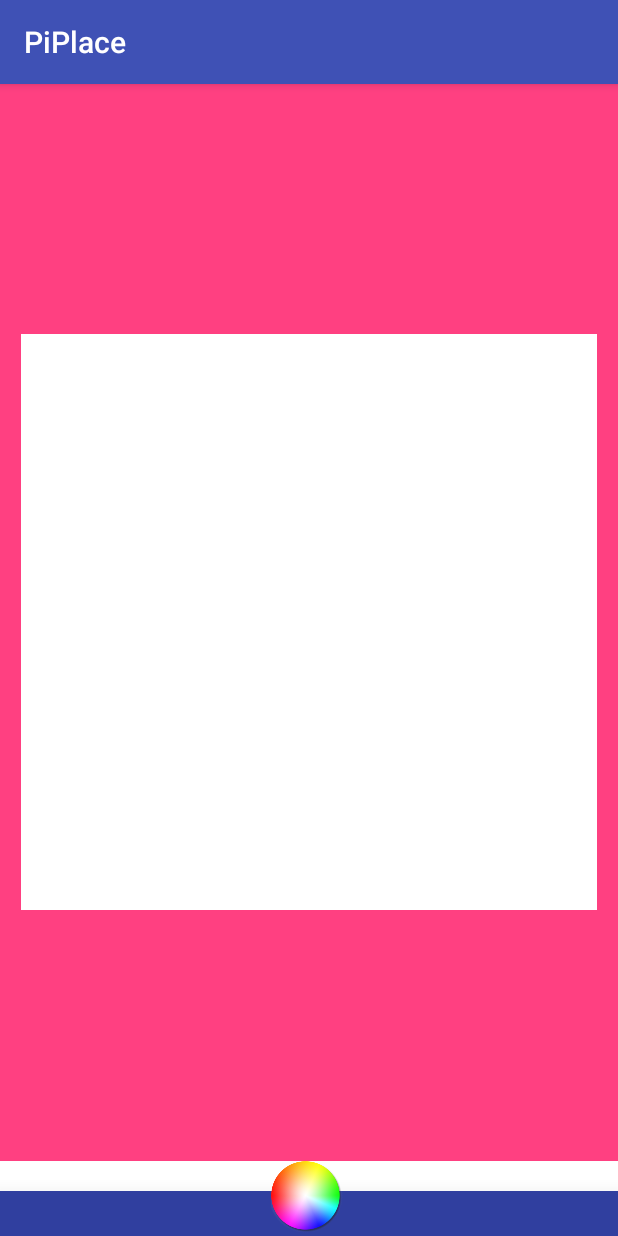
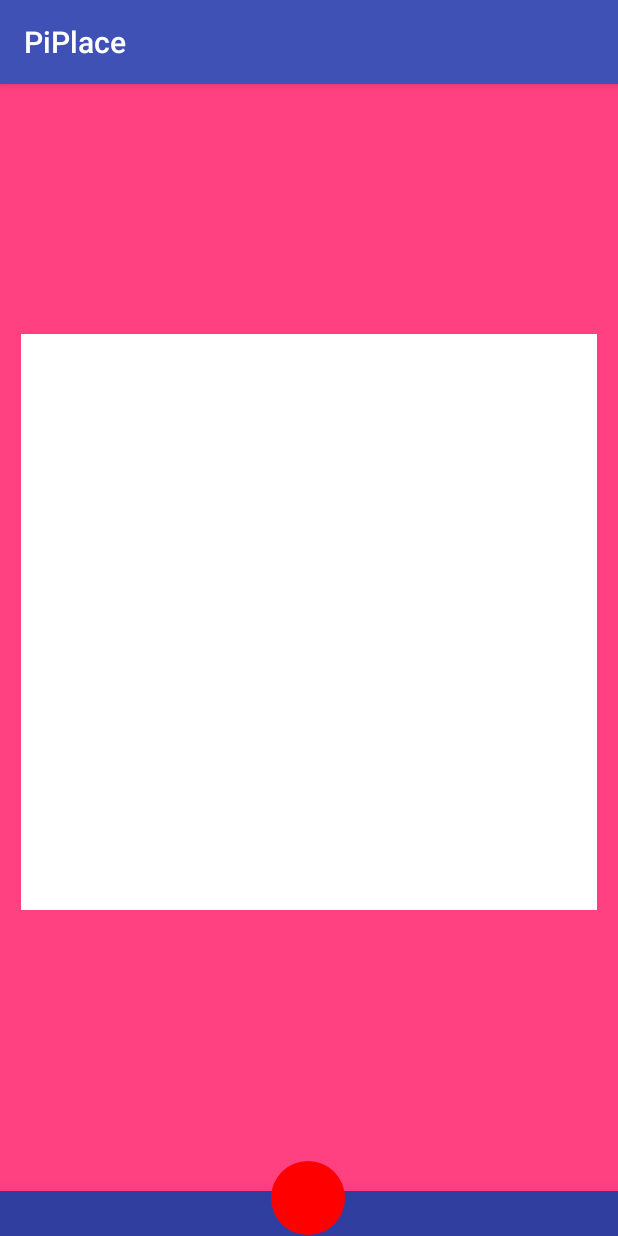
Before and after one commit to rjgermundson/RemoteDraw, an Android app: the BoardActivity screen opened directly, with no data from a screen before it, on a phone screen of 412 x 824 dp. Run offline under Robolectric (Android 15) with nearby library versions, the phone set to English and light mode, and no system bars; network calls fail; 9 statements that could not run were skipped.

Commit message:
Added the color picker for the game board

```diff
--- a/app/build.gradle
+++ b/app/build.gradle
@@ -21,6 +21,7 @@ android {
 dependencies {
     implementation fileTree(dir: 'libs', include: ['*.jar'])
     implementation 'com.android.support:appcompat-v7:27.1.1'
+    implementation 'com.android.support:cardview-v7:28.0.0'
     implementation 'com.android.support.constraint:constraint-layout:1.1.3'
     testImplementation 'junit:junit:4.12'
     androidTestImplementation 'com.android.support.test:runner:1.0.2'
--- a/app/src/main/java/com/example/riley/piplace/BoardActivity/BoardActivity.java
+++ b/app/src/main/java/com/example/riley/piplace/BoardActivity/BoardActivity.java
@@ -1,5 +1,6 @@
 package com.example.riley.piplace.BoardActivity;
 
+import android.app.DialogFragment;
 import android.graphics.Bitmap;
 import android.graphics.Canvas;
 import android.graphics.Color;
@@ -9,8 +10,10 @@ import android.os.StrictMode;
 import android.support.v7.app.AppCompatActivity;
 import android.view.View;
 import android.view.ViewTreeObserver;
+import android.widget.ImageButton;
 import android.widget.Toast;
 
+import com.example.riley.piplace.BoardActivity.ColorPicker.ColorPickerDialog;
 import com.example.riley.piplace.BoardActivity.CommunicateTask.BoardCommunicateTask;
 import com.example.riley.piplace.BoardActivity.CommunicateTask.BoardSocket;
 import com.example.riley.piplace.BoardActivity.PlayBoard.BoardAddPixelListener;
@@ -25,6 +28,7 @@ import java.util.concurrent.LinkedBlockingQueue;
 public class BoardActivity extends AppCompatActivity {
     private static final int BOARD_PIXEL_WIDTH = 64;
     private static final int BOARD_PIXEL_HEIGHT = 64;
+    private static int color = Color.RED;
     private BlockingQueue<String> messageQueue = new LinkedBlockingQueue<>();  // Pipeline to server
     private InputStream inputFromServer;
 
@@ -36,6 +40,23 @@ public class BoardActivity extends AppCompatActivity {
         setContentView(R.layout.board_activity);
         setCommunicateTask();
         setBoardListener();
+        setColorWheelListener();
+    }
+
+    /**
+     * Set the current color for a board to newColor
+     * @param newColor Color to use
+     */
+    public static void setColor(int newColor) {
+        color = newColor;
+    }
+
+    /**
+     * Get the current color for a board
+     * @return The current color a board uses
+     */
+    public static int getColor() {
+        return color;
     }
 
     /**
@@ -108,8 +129,46 @@ public class BoardActivity extends AppCompatActivity {
         return boardBitmap;
     }
 
+    private void setColorWheelListener() {
+        final ImageButton colorWheel = findViewById(R.id.color_wheel);
+        ViewTreeObserver colorWheelObserver = colorWheel.getViewTreeObserver();
+        if (colorWheelObserver.isAlive()) {
+            colorWheelObserver.addOnGlobalLayoutListener(new ViewTreeObserver.OnGlobalLayoutListener() {
+                @Override
+                public void onGlobalLayout() {
+                    colorWheel.getViewTreeObserver().removeOnGlobalLayoutListener(this);
+                    Bitmap buttonImage = Bitmap.createBitmap(colorWheel.getMeasuredWidth(),
+                                                             colorWheel.getMeasuredHeight(),
+                                                             Bitmap.Config.ARGB_8888);
+                    drawButton(buttonImage);
+                    colorWheel.setImageBitmap(buttonImage);
+                    colorWheel.setOnClickListener(new ChangeColorListener());
+                }
+            });
+        }
+
+    }
+
+    private void drawButton(Bitmap image) {
+        Canvas canvas = new Canvas(image);
+        Paint paint = new Paint();
+        paint.setColor(color);
+        canvas.drawCircle(image.getWidth() / 2, image.getHeight() / 2,
+                          image.getWidth() / 2, paint);
+    }
 
     public void close() {
         Toast.makeText(this, "Connection closed", Toast.LENGTH_SHORT).show();
     }
+
+    private class ChangeColorListener implements View.OnClickListener {
+
+        @Override
+        public void onClick(View v) {
+            DialogFragment picker = ColorPickerDialog.getInstance(getApplicationContext(), (ImageButton) findViewById(R.id.color_wheel));
+            if (picker != null) {
+                picker.show(getFragmentManager(), "Picker");
+            }
+        }
+    }
 }
--- a/app/src/main/res/layout/board_activity.xml
+++ b/app/src/main/res/layout/board_activity.xml
@@ -25,16 +25,15 @@
 
         <RelativeLayout
             android:id="@+id/color_bar"
+            android:background="@color/colorAccent"
             android:layout_width="match_parent"
             android:layout_height="wrap_content"
-            android:layout_weight="0"
             android:layout_gravity="bottom"
             android:clipToPadding="false">
 
-            <ImageView
+            <ImageButton
                 android:id="@+id/color_wheel"
-                android:src="@drawable/color_wheel"
-                android:background="@drawable/color_wheel"
+                android:background="@color/clear"
                 android:layout_width="50dp"
                 android:layout_height="50dp"
                 android:elevation="40dp"
```
Also changed, not shown: app/src/main/java/com/example/riley/piplace/BoardActivity/ColorPicker/ColorPickerDialog.java (added, +104 -0 lines), app/src/main/java/com/example/riley/piplace/BoardActivity/PlayBoard/BoardAddPixelListener.java (+5 -9 lines), app/src/main/res/anim/dialog_in.xml (added, +13 -0 lines), app/src/main/res/anim/dialog_out.xml (added, +13 -0 lines), app/src/main/res/layout/color_button.xml (added, +8 -0 lines), app/src/main/res/layout/color_picker.xml (added, +25 -0 lines), app/src/main/res/values/arrays.xml (added, +13 -0 lines), app/src/main/res/values/colors.xml (+7 -0 lines), app/src/main/res/drawable/color_wheel.png (deleted), 1 other file.
